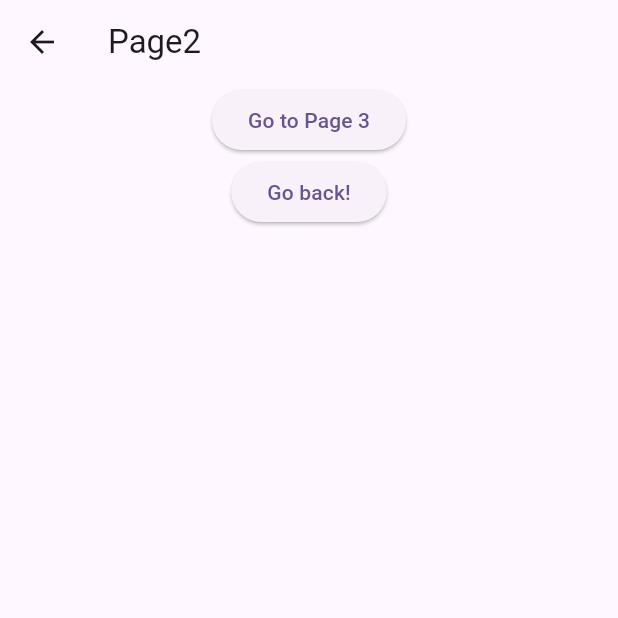
After one commit to anhnt224/flutter_course_23, a Flutter app: the screen it shows after launch, after a tap on "Go to Page 2", on a phone screen of 412 x 824 dp, the top half of it. The commit adds this screen. Run offline on Flutter 3.47's test engine with Material 3 defaults, Android fonts, the phone set to English and light mode, and no system bars.

Commit message:
Add navigation functionality to the app

```diff
--- a/lib/main.dart
+++ b/lib/main.dart
@@ -8,6 +8,7 @@ import 'package:flutter_course_23/modules/lesson_4/product_info_screen.dart';
 import 'package:flutter_course_23/modules/lesson_4/rich_text_demo.dart';
 import 'package:flutter_course_23/modules/lesson_4/text_demo.dart';
 
+import 'modules/lession_5/navigator.dart';
 import 'modules/lesson_4/image_demo.dart';
 
 void main() {
@@ -41,7 +42,7 @@ class MyApp extends StatelessWidget {
         colorScheme: ColorScheme.fromSeed(seedColor: Colors.deepPurple),
         useMaterial3: true,
       ),
-      home: const Demo(),
+      home: const Page1(),
     );
   }
 }
--- /dev/null
+++ b/lib/modules/lession_5/navigator.dart
@@ -0,0 +1,82 @@
+import 'package:flutter/cupertino.dart';
+import 'package:flutter/material.dart';
+
+class Page1 extends StatelessWidget {
+  const Page1({super.key});
+
+  @override
+  Widget build(BuildContext context) {
+    return Scaffold(
+        appBar: AppBar(
+          title: const Text("Page1"),
+        ),
+        body: Center(
+          child: ElevatedButton(
+            onPressed: () {
+              Navigator.push(
+                context,
+                MaterialPageRoute(builder: (context) => const Page2()),
+              );
+            },
+            child: const Text('Go to Page 2'),
+          ),
+        ));
+  }
+}
+
+// * Page 2
+class Page2 extends StatelessWidget {
+  const Page2({super.key});
+
+  @override
+  Widget build(BuildContext context) {
+    return Scaffold(
+      appBar: AppBar(
+        title: const Text("Page2"),
+      ),
+      body: Center(
+        child: Column(
+          children: [
+            ElevatedButton(
+              onPressed: () {
+                Navigator.push(
+                  context,
+                  MaterialPageRoute(builder: (context) => const Page3()),
+                );
+              },
+              child: const Text('Go to Page 3'),
+            ),
+            ElevatedButton(
+              onPressed: () {
+                Navigator.pop(context);
+              },
+              child: const Text('Go back!'),
+            ),
+          ],
+        ),
+      ),
+    );
+  }
+}
+
+// * Page 3
+class Page3 extends StatelessWidget {
+  const Page3({super.key});
+
+  @override
+  Widget build(BuildContext context) {
+    return Scaffold(
+      appBar: AppBar(
+        title: const Text("Page3"),
+      ),
+      body: Center(
+        child: ElevatedButton(
+          onPressed: () {
+            Navigator.pop(context);
+          },
+          child: const Text('Go back!'),
+        ),
+      ),
+    );
+  }
+}
```
